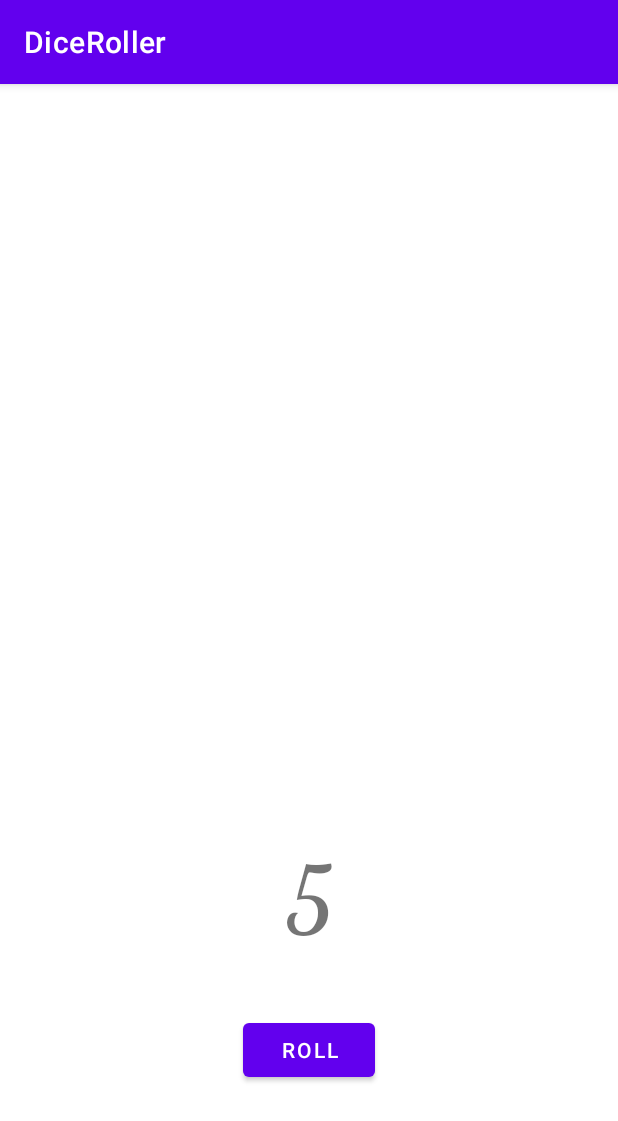
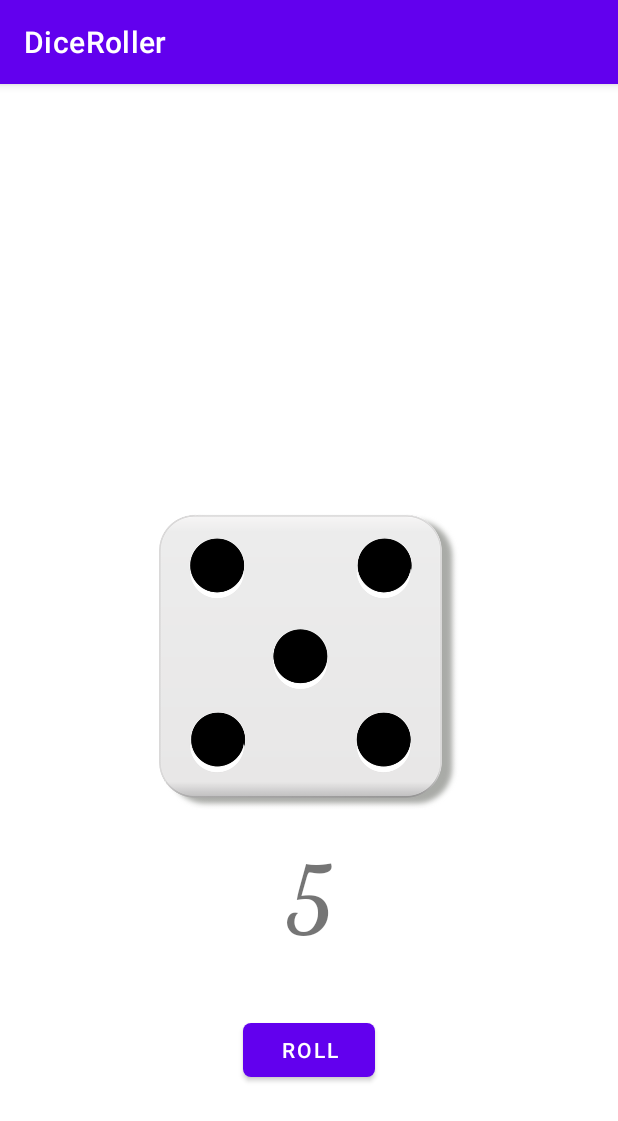
Before and after one commit to ASIF231/DiceRoller, an Android app: the screen it shows after launch (MainActivity), after a tap on "ROLL", on a phone screen of 412 x 824 dp. Shown: the top 1121 px of the screen. Run offline under Robolectric (Android 15) with nearby library versions, the phone set to English and light mode, and no system bars.

Commit message:
First Release Version

```diff
--- a/app/src/main/AndroidManifest.xml
+++ b/app/src/main/AndroidManifest.xml
@@ -4,9 +4,9 @@
 
     <application
         android:allowBackup="true"
-        android:icon="@mipmap/ic_launcher"
+        android:icon="@drawable/icn"
         android:label="@string/app_name"
-        android:roundIcon="@mipmap/ic_launcher_round"
+        android:roundIcon="@drawable/icn"
         android:supportsRtl="true"
         android:theme="@style/Theme.DiceRoller">
         <activity
--- a/app/src/main/java/com/asif23/diceroller/MainActivity.java
+++ b/app/src/main/java/com/asif23/diceroller/MainActivity.java
@@ -2,9 +2,11 @@ package com.asif23.diceroller;
 
 import androidx.appcompat.app.AppCompatActivity;
 
+import android.media.MediaPlayer;
 import android.os.Bundle;
 import android.view.View;
 import android.widget.Button;
+import android.widget.ImageView;
 import android.widget.TextView;
 import android.widget.Toast;
 
@@ -14,8 +16,9 @@ import java.util.Random;
 
 public class MainActivity extends AppCompatActivity {
     Button btn;
-    String n;
+    int n;
     TextView tv;
+    ImageView imageViewDice;
 
     @Override
     protected void onCreate(Bundle savedInstanceState) {
@@ -24,16 +27,39 @@ public class MainActivity extends AppCompatActivity {
 
         btn = findViewById(R.id.buttonroll);
         tv= findViewById(R.id.textViewnumber);
+        imageViewDice = findViewById(R.id.dice);
+        final MediaPlayer mediaPlayersingledice = MediaPlayer.create(this,R.raw.move);
+
+
         btn.setOnClickListener(new View.OnClickListener() {
             @Override
             public void onClick(View view) {
                try {
-//                   Random j = new Random();
-                   List<Integer> givenList = Arrays.asList(1, 2, 3,4,5,6);
-                   Random rand = new Random();
-                   int j= givenList.get(rand.nextInt(givenList.size()));
-                   n = String.valueOf(j);
-                   tv.setText(n);
+                   mediaPlayersingledice.start();
+                   Random j = new Random();
+                   n = j.nextInt(6)+1;
+                   tv.setText(String.valueOf(n));
+
+                   switch (n) {
+                       case 1:
+                           imageViewDice.setImageResource(R.drawable.dice1);
+                           break;
+                       case 2:
+                           imageViewDice.setImageResource(R.drawable.dice2);
+                           break;
+                       case 3:
+                           imageViewDice.setImageResource(R.drawable.dice3);
+                           break;
+                       case 4:
+                           imageViewDice.setImageResource(R.drawable.dice4);
+                           break;
+                       case 5:
+                           imageViewDice.setImageResource(R.drawable.dice5);
+                           break;
+                       case 6:
+                           imageViewDice.setImageResource(R.drawable.dice6);
+                           break;
+                   }
                }
                catch (Exception e){
                    Toast.makeText(getApplicationContext(), e.getMessage(), Toast.LENGTH_SHORT).show();
--- a/app/src/main/res/layout/activity_main.xml
+++ b/app/src/main/res/layout/activity_main.xml
@@ -5,6 +5,17 @@
     android:layout_width="match_parent"
     android:layout_height="match_parent"
     tools:context=".MainActivity">
+    <ImageView
+        android:layout_width="200sp"
+        android:layout_height="200sp"
+        android:id="@+id/dice"
+        android:layout_centerHorizontal="true"
+        android:layout_above="@+id/textViewnumber"
+        android:layout_marginBottom="20sp"
+        android:src="@drawable/dice1"
+        >
+
+    </ImageView>
 
 
     <TextView
@@ -26,6 +37,8 @@
         android:layout_alignParentBottom="true"
         android:layout_centerHorizontal="true"
         android:layout_marginBottom="100sp"
-        android:text="ROLL" />
+        android:shadowRadius="10"
+        android:text="ROLL"
+        app:cornerRadius="5dp" />
 
 </RelativeLayout>
```
Also changed, not shown: app/src/main/res/drawable/dice1.png (added), app/src/main/res/drawable/dice2.png (added), app/src/main/res/drawable/dice3.png (added), app/src/main/res/drawable/dice4.png (added), app/src/main/res/drawable/dice5.png (added), app/src/main/res/drawable/dice6.png (added), app/src/main/res/drawable/icn.png (added), 1 other file.
